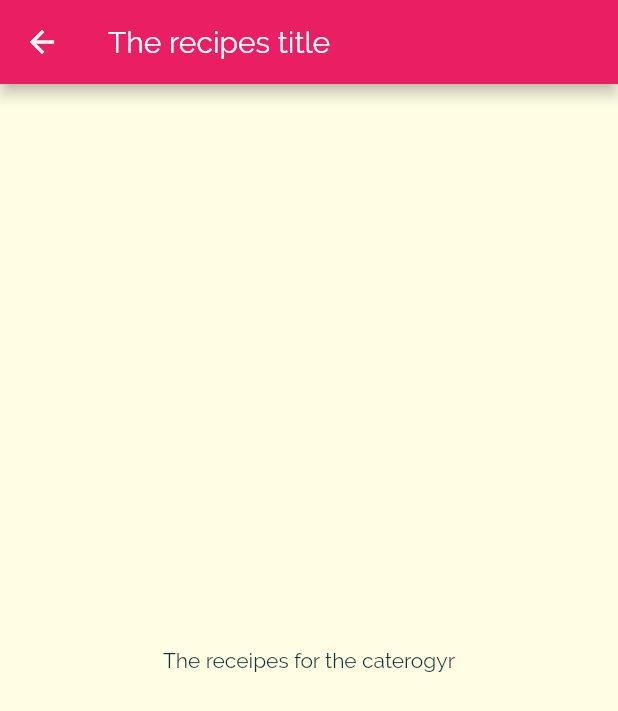
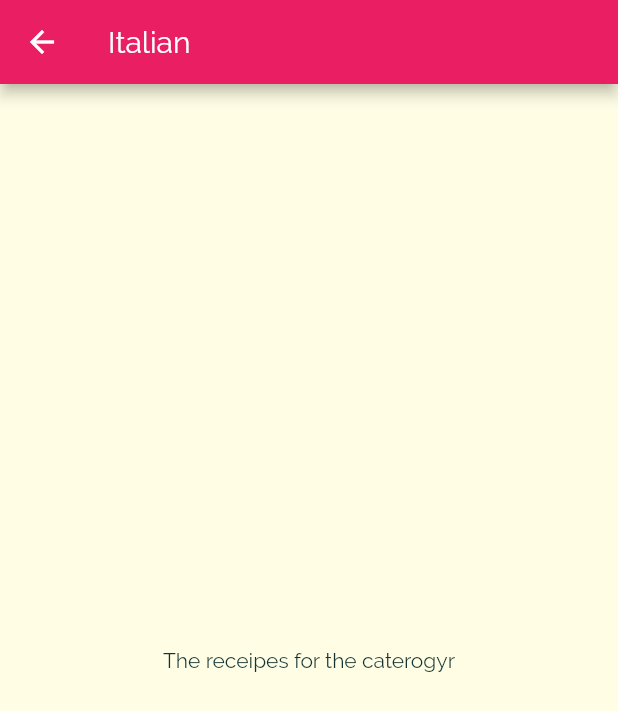
Before and after one commit to alamriku/deli_meals_android_app, a Flutter app: the screen it shows after launch, after a tap on "Italian", on a phone screen of 412 x 824 dp. Shown: the top 711 px of the screen. Run offline on Flutter 3.47's test engine with Material 2 defaults, Android fonts, the phone set to English and light mode, and no system bars.

Commit message:
title added in category_meals_screen_by_passing_data through consturctor

```diff
--- a/lib/categories_screen.dart
+++ b/lib/categories_screen.dart
@@ -9,7 +9,7 @@ class CategoriesScreen extends StatelessWidget {
       appBar: AppBar(title:const Text('DeliMEal')),
       body:  GridView(
         padding: const EdgeInsets.all(25),
-      children: DUMMY_CATEGORIES.map((catData) => CategoryItem(catData.title,catData.color)).toList(),
+      children: DUMMY_CATEGORIES.map((catData) => CategoryItem(catData.title,catData.color,catData.id)).toList(),
       gridDelegate: SliverGridDelegateWithMaxCrossAxisExtent(
           maxCrossAxisExtent: 200,
           childAspectRatio: 3 / 2,
--- a/lib/category_item.dart
+++ b/lib/category_item.dart
@@ -2,15 +2,16 @@ import 'package:flutter/material.dart';
 import 'package:meals_app/category_meals_screen.dart';
 
 class CategoryItem extends StatelessWidget {
+  final id;
   final String title;
   final Color color;
-  CategoryItem(this.title, this.color);
+  CategoryItem(this.title, this.color,this.id);
 
   void selectCategory(BuildContext ctx) {
     Navigator.of(ctx).push(
       MaterialPageRoute(
         builder: (_) {
-          return CategoryMealsScreen();
+          return CategoryMealsScreen(id,title);
         },
       ),
     );
--- a/lib/category_meals_screen.dart
+++ b/lib/category_meals_screen.dart
@@ -1,11 +1,15 @@
 import 'package:flutter/material.dart';
 
 class CategoryMealsScreen extends StatelessWidget {
+  final String categoryId;
+  final String categoryTitle;
+
+  CategoryMealsScreen(this.categoryId,this.categoryTitle);
   @override
   Widget build(BuildContext context) {
     return Scaffold(
       appBar: AppBar(
-        title: Text('The recipes title'),
+        title: Text(categoryTitle),
         ),
       body: Center(
         child: Text("The receipes for the caterogyr"),
--- a/lib/main.dart
+++ b/lib/main.dart
@@ -20,7 +20,11 @@ class MyApp extends StatelessWidget {
                 body2: TextStyle(
                   color: Color.fromRGBO(20, 51, 51, 1),
                 ),
-                title: TextStyle(fontSize: 20, fontFamily: 'RobotoCondensed',fontWeight: FontWeight.bold),
+                title: TextStyle(
+                  fontSize: 20, fontFamily:
+                  'RobotoCondensed',
+                  fontWeight: FontWeight.bold
+                  ),
               )
               ),
       home: CategoriesScreen(),
--- a/pubspec.yaml
+++ b/pubspec.yaml
@@ -67,7 +67,7 @@ flutter:
     - family: RobotoCondensed
       fonts:
         - asset: assets/fonts/RobotoCondensed-Regular.ttf
-        - asset: fonts/RobotoCondensed-Bold.ttf
+        - asset: assets/fonts/RobotoCondensed-Bold.ttf
           weight: 700
         - asset: assets/fonts/RobotoCondensed-Light.ttf
           weight: 300
```
